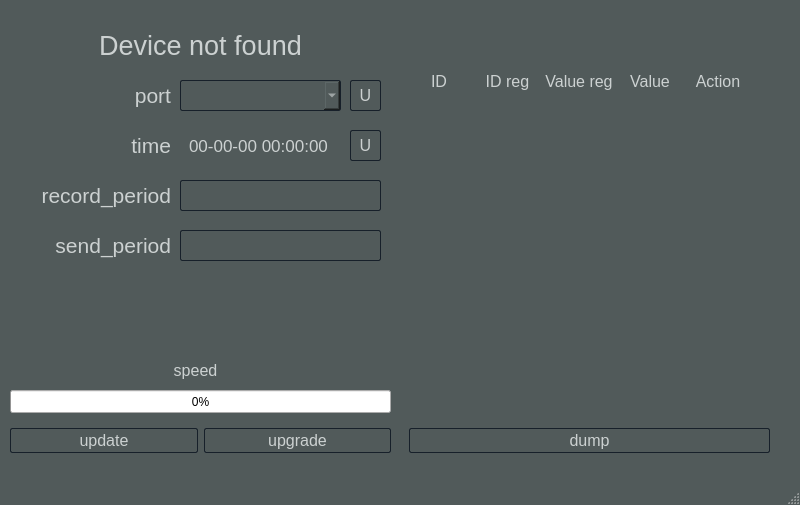
This is mainwindow.ui in DrDeLaBill/logger as Qt 5 draws it before an edit. The edited form follows.
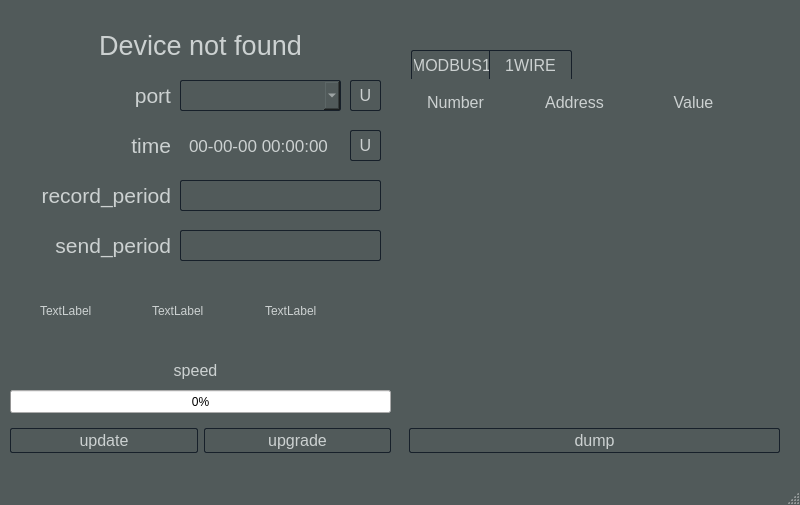
This is the edited form.

Commit message: 1WIRE sensors display

What changed in the file:
```diff
--- a/mainwindow.ui
+++ b/mainwindow.ui
@@ -60,8 +60,8 @@
 }
 
 QObject::disabled {
-	background-color: #17202a;
-	color: #17202a;
+	color: #515a5a;
+	background-color: #515a5a;
 }
 
 QLabel {
@@ -454,39 +454,116 @@
          </property>
         </widget>
        </widget>
-      </widget>
-     </item>
-     <item>
-      <widget class="QGroupBox" name="groupBox_2">
-       <property name="styleSheet">
-        <string notr="true"/>
-       </property>
-       <property name="title">
-        <string/>
-       </property>
        <widget class="QGroupBox" name="groupBox_5">
         <property name="geometry">
          <rect>
-          <x>0</x>
-          <y>50</y>
-          <width>381</width>
-          <height>41</height>
-         </rect>
-        </property>
-        <property name="title">
-         <string/>
-        </property>
-        <widget class="QWidget" name="horizontalLayoutWidget_3">
-         <property name="geometry">
-          <rect>
-           <x>9</x>
-           <y>-1</y>
+          <x>30</x>
+          <y>280</y>
            <width>341</width>
-           <height>44</height>
+          <height>41</height>
+         </rect>
+        </property>
+        <property name="title">
+         <string/>
+        </property>
+        <widget class="QWidget" name="horizontalLayoutWidget_6">
+         <property name="geometry">
+          <rect>
+           <x>0</x>
+           <y>0</y>
+           <width>331</width>
+           <height>41</height>
           </rect>
          </property>
          <layout class="QHBoxLayout" name="horizontalLayout_3">
           <item>
+           <widget class="QLabel" name="label_11">
+            <property name="text">
+             <string>TextLabel</string>
+            </property>
+           </widget>
+          </item>
+          <item>
+           <widget class="QLabel" name="label_10">
+            <property name="text">
+             <string>TextLabel</string>
+            </property>
+           </widget>
+          </item>
+          <item>
+           <widget class="QLabel" name="label_9">
+            <property name="text">
+             <string>TextLabel</string>
+            </property>
+           </widget>
+          </item>
+         </layout>
+        </widget>
+       </widget>
+      </widget>
+     </item>
+     <item>
+      <widget class="QGroupBox" name="groupBox_2">
+       <property name="styleSheet">
+        <string notr="true"/>
+       </property>
+       <property name="title">
+        <string/>
+       </property>
+       <widget class="QWidget" name="horizontalLayoutWidget_4">
+        <property name="geometry">
+         <rect>
+          <x>10</x>
+          <y>410</y>
+          <width>371</width>
+          <height>41</height>
+         </rect>
+        </property>
+        <layout class="QHBoxLayout" name="horizontalLayout_4">
+         <item>
+          <widget class="QPushButton" name="dumpBtn">
+           <property name="text">
+            <string>dump</string>
+           </property>
+          </widget>
+         </item>
+        </layout>
+       </widget>
+       <widget class="QGroupBox" name="groupBox_7">
+        <property name="geometry">
+         <rect>
+          <x>0</x>
+          <y>30</y>
+          <width>381</width>
+          <height>371</height>
+         </rect>
+        </property>
+        <property name="title">
+         <string/>
+        </property>
+        <widget class="QGroupBox" name="modbus1Header">
+         <property name="geometry">
+          <rect>
+           <x>0</x>
+           <y>40</y>
+           <width>381</width>
+           <height>41</height>
+          </rect>
+         </property>
+         <property name="title">
+          <string/>
+         </property>
+         <widget class="QWidget" name="horizontalLayoutWidget_3">
+          <property name="geometry">
+           <rect>
+            <x>0</x>
+            <y>0</y>
+            <width>351</width>
+            <height>41</height>
+           </rect>
+          </property>
+          <layout class="QHBoxLayout" name="modbus1HorizontalLayout">
+           <item>
            <widget class="QLabel" name="label_2">
             <property name="font">
              <font>
@@ -609,24 +686,150 @@
          </layout>
         </widget>
        </widget>
-       <widget class="QWidget" name="horizontalLayoutWidget_4">
+        <widget class="QPushButton" name="modbus1Btn">
         <property name="geometry">
          <rect>
-          <x>10</x>
-          <y>410</y>
-          <width>361</width>
+           <x>12</x>
+           <y>10</y>
+           <width>81</width>
+           <height>29</height>
+          </rect>
+         </property>
+         <property name="styleSheet">
+          <string notr="true">QPushButton {
+	border-bottom: 0px;
+	border-top-left-radius: 2px;
+	border-top-right-radius: 0;
+	border-bottom-left-radius: 0;
+	border-bottom-right-radius: 0;
+}</string>
+         </property>
+         <property name="text">
+          <string>MODBUS1</string>
+         </property>
+        </widget>
+        <widget class="QPushButton" name="onewireBtn">
+         <property name="geometry">
+          <rect>
+           <x>90</x>
+           <y>10</y>
+           <width>83</width>
+           <height>29</height>
+          </rect>
+         </property>
+         <property name="styleSheet">
+          <string notr="true">QPushButton {
+	border-bottom: 0px;
+	border-top-left-radius: 0;
+	border-top-right-radius: 2px;
+	border-bottom-left-radius: 0;
+	border-bottom-right-radius: 0;
+}</string>
+         </property>
+         <property name="text">
+          <string>1WIRE</string>
+         </property>
+        </widget>
+        <widget class="QGroupBox" name="onewireHeader">
+         <property name="enabled">
+          <bool>true</bool>
+         </property>
+         <property name="geometry">
+          <rect>
+           <x>0</x>
+           <y>40</y>
+           <width>381</width>
           <height>41</height>
          </rect>
         </property>
-        <layout class="QHBoxLayout" name="horizontalLayout_4">
+         <property name="title">
+          <string/>
+         </property>
+         <widget class="QWidget" name="horizontalLayoutWidget_5">
+          <property name="geometry">
+           <rect>
+            <x>0</x>
+            <y>0</y>
+            <width>351</width>
+            <height>44</height>
+           </rect>
+          </property>
+          <layout class="QHBoxLayout" name="onewireHorizontalLayout">
          <item>
-          <widget class="QPushButton" name="dumpBtn">
+            <widget class="QLabel" name="label_6">
+             <property name="font">
+              <font>
+               <pointsize>12</pointsize>
+              </font>
+             </property>
+             <property name="styleSheet">
+              <string/>
+             </property>
            <property name="text">
-            <string>dump</string>
+              <string>Number</string>
+             </property>
+             <property name="alignment">
+              <set>Qt::AlignCenter</set>
+             </property>
+             <property name="wordWrap">
+              <bool>false</bool>
+             </property>
+             <property name="margin">
+              <number>5</number>
+             </property>
+            </widget>
+           </item>
+           <item>
+            <widget class="QLabel" name="label_7">
+             <property name="font">
+              <font>
+               <pointsize>12</pointsize>
+              </font>
+             </property>
+             <property name="styleSheet">
+              <string/>
+             </property>
+             <property name="text">
+              <string>Address</string>
+             </property>
+             <property name="alignment">
+              <set>Qt::AlignCenter</set>
+             </property>
+             <property name="wordWrap">
+              <bool>false</bool>
+             </property>
+             <property name="margin">
+              <number>5</number>
+             </property>
+            </widget>
+           </item>
+           <item>
+            <widget class="QLabel" name="label_8">
+             <property name="font">
+              <font>
+               <pointsize>12</pointsize>
+              </font>
+             </property>
+             <property name="styleSheet">
+              <string/>
+             </property>
+             <property name="text">
+              <string>Value</string>
+             </property>
+             <property name="alignment">
+              <set>Qt::AlignCenter</set>
+             </property>
+             <property name="wordWrap">
+              <bool>false</bool>
+             </property>
+             <property name="margin">
+              <number>5</number>
            </property>
           </widget>
          </item>
         </layout>
+         </widget>
+        </widget>
        </widget>
       </widget>
      </item>
```
Lines whose indentation alone changed are shown as unchanged. The commit also changes 28 other files.
